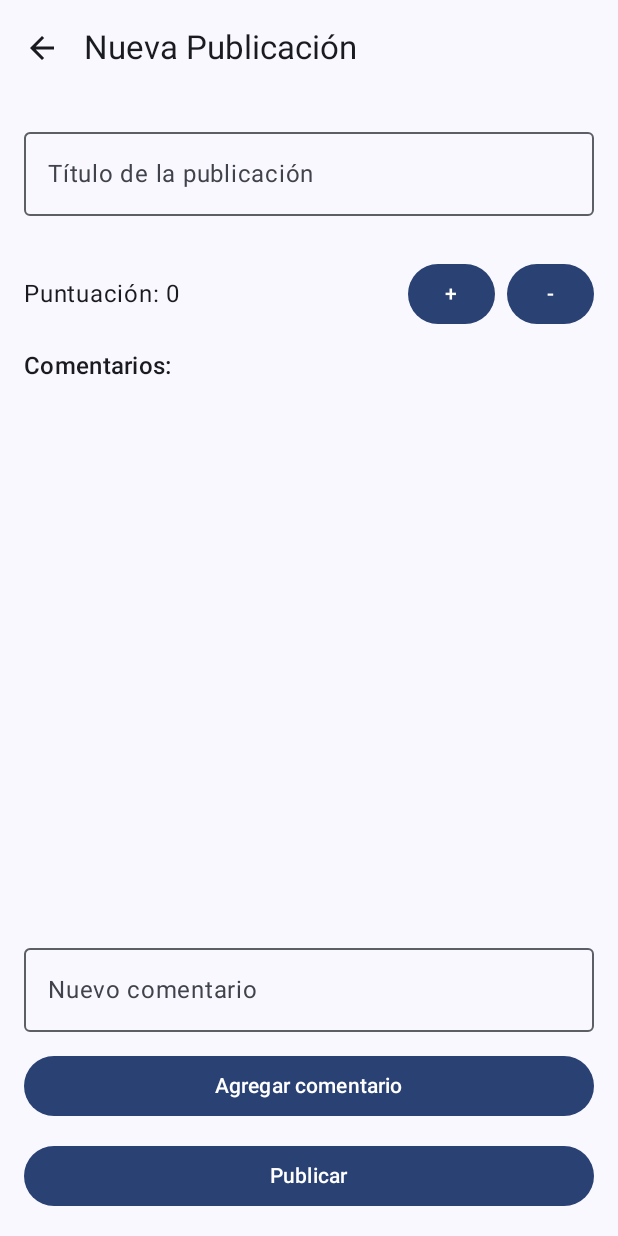
After one commit to AbelolDev/Trabajo_Mobile_Grupo02, an Android app built with Jetpack Compose: the PublicacionesCrearScreen screen opened through its navigation route, on a phone screen of 412 x 824 dp. The commit adds this screen. Run offline under Robolectric (Android 15) with nearby library versions, the phone set to English and light mode, and no system bars.

Commit message:
Implementación objetos Y PublicacionesScreen

```diff
--- a/app/src/main/java/com/example/fororata/model/UsuarioErrores.kt
+++ b/app/src/main/java/com/example/fororata/model/UsuarioErrores.kt
@@ -3,6 +3,5 @@ package com.example.fororata.model
 data class UsuarioErrores(
     val nombre: String? = null,
     val correo: String? = null,
-    val clave: String? = null,
-    val direccion: String? = null
+    val clave: String? = null
 )
--- a/app/src/main/java/com/example/fororata/model/UsuarioUIState.kt
+++ b/app/src/main/java/com/example/fororata/model/UsuarioUIState.kt
@@ -3,8 +3,7 @@ package com.example.fororata.model
 data class UsuarioUiState(
     val nombre: String = "",              // Nombre del usuario
     val correo: String = "",              // Correo electrónico
-    val clave: String = "",               // Contraseña
-    val direccion: String = "",           // Dirección del usuario
+    val clave: String = "",               // Clave del usuario
     val aceptaTerminos: Boolean = false,  // Confirmación de términos
     val errores: UsuarioErrores = UsuarioErrores() // Objeto que contiene los errores por campo
 )
--- a/app/src/main/java/com/example/fororata/navigation/AppNavigation.kt
+++ b/app/src/main/java/com/example/fororata/navigation/AppNavigation.kt
@@ -6,13 +6,18 @@ import androidx.navigation.compose.NavHost
 import androidx.navigation.compose.composable
 import androidx.navigation.compose.rememberNavController
 import com.example.fororata.ui.screen.*
+import com.example.fororata.viewmodel.PublicacionViewModel
 import com.example.fororata.viewmodel.UsuarioViewModel
+import com.example.fororata.ui.screen.PublicacionesCrearScreen
+
 
 @Composable
 fun AppNavigation() {
     val navController = rememberNavController()
 
     val usuarioViewModel: UsuarioViewModel = viewModel()
+
+    val publicacionViewModel: PublicacionViewModel = viewModel()
 
     NavHost(
         navController = navController,
@@ -27,5 +32,11 @@ fun AppNavigation() {
         composable(route = "resumen") {
             ResumenScreen(usuarioViewModel)
         }
+        composable(route = "publicaciones") {
+            PublicacionesScreen(navController, publicacionViewModel)
+        }
+        composable(route = "crear-publicaciones") {
+            PublicacionesCrearScreen(navController, publicacionViewModel)
+        }
     }
 }
--- a/app/src/main/java/com/example/fororata/ui/screen/HomeScreen.kt
+++ b/app/src/main/java/com/example/fororata/ui/screen/HomeScreen.kt
@@ -14,7 +14,8 @@ import com.example.fororata.viewmodel.UsuarioViewModel
 @Composable
 fun HomeScreenContent(
     onNavigateRegistro: (() -> Unit)? = null,
-    onNavigateResumen: (() -> Unit)? = null
+    onNavigateResumen: (() -> Unit)? = null,
+    onNavigatePublicaciones: (() -> Unit)? = null
 ) {
     Column(
         modifier = Modifier
@@ -42,6 +43,15 @@ fun HomeScreenContent(
         ) {
             Text("Ir a Registro")
         }
+
+        Spacer(modifier = Modifier.height(32.dp))
+
+        Button(
+            onClick = { onNavigatePublicaciones?.invoke() },
+            modifier = Modifier.fillMaxWidth()
+        ) {
+            Text("Ir a Publicaciones")
+        }
     }
 }
 
@@ -49,6 +59,7 @@ fun HomeScreenContent(
 fun HomeScreen(navController: NavController, viewModel: UsuarioViewModel) {
     HomeScreenContent(
         onNavigateRegistro = { navController.navigate("registro") },
-        onNavigateResumen = { navController.navigate("resumen") }
+        onNavigateResumen = { navController.navigate("resumen") },
+        onNavigatePublicaciones = { navController.navigate("publicaciones")}
     )
 }
--- /dev/null
+++ b/app/src/main/java/com/example/fororata/ui/screen/PublicacionesCrearScreen.kt
@@ -0,0 +1,145 @@
+package com.example.fororata.ui.screen
+
+import androidx.compose.foundation.layout.*
+import androidx.compose.foundation.lazy.LazyColumn
+import androidx.compose.foundation.lazy.itemsIndexed
+import androidx.compose.material.icons.Icons
+import androidx.compose.material.icons.automirrored.filled.ArrowBack
+import androidx.compose.material3.*
+import androidx.compose.runtime.*
+import androidx.compose.ui.Alignment
+import androidx.compose.ui.Modifier
+import androidx.compose.ui.unit.dp
+import androidx.navigation.NavController
+import com.example.fororata.viewmodel.PublicacionViewModel
+
+@OptIn(ExperimentalMaterial3Api::class)
+@Composable
+fun PublicacionesCrearScreen(
+    navController: NavController,
+    viewModel: PublicacionViewModel
+) {
+    val estado by viewModel.estado.collectAsState()
+    var nuevoComentario by remember { mutableStateOf("") }
+
+    Scaffold(
+        topBar = {
+            TopAppBar(
+                title = { Text("Nueva Publicación") },
+                navigationIcon = {
+                    IconButton(onClick = { navController.navigate("inicio") }) {
+                        Icon(Icons.AutoMirrored.Filled.ArrowBack, contentDescription = "Volver")
+                    }
+                }
+            )
+        }
+    ) { innerPadding ->
+
+        Column(
+            modifier = Modifier
+                .padding(innerPadding)
+                .padding(16.dp)
+                .fillMaxSize(),
+            verticalArrangement = Arrangement.spacedBy(12.dp)
+        ) {
+
+            // 🟩 Campo título
+            OutlinedTextField(
+                value = estado.titulo,
+                onValueChange = viewModel::onTituloChange,
+                label = { Text("Título de la publicación") },
+                isError = estado.errores.titulo != null,
+                supportingText = {
+                    estado.errores.titulo?.let {
+                        Text(it, color = MaterialTheme.colorScheme.error)
+                    }
+                },
+                modifier = Modifier.fillMaxWidth()
+            )
+
+            // 🟩 Estrellas (puntuación general)
+            Row(
+                verticalAlignment = Alignment.CenterVertically,
+                horizontalArrangement = Arrangement.SpaceBetween,
+                modifier = Modifier.fillMaxWidth()
+            ) {
+                Text("Puntuación: ${estado.estrellas}")
+                Row {
+                    Button(onClick = { viewModel.onEstrellasChange(estado.estrellas + 1) }) {
+                        Text("+")
+                    }
+                    Spacer(Modifier.width(8.dp))
+                    Button(
+                        onClick = {
+                            if (estado.estrellas > 0)
+                                viewModel.onEstrellasChange(estado.estrellas - 1)
+                        }
+                    ) {
+                        Text("-")
+                    }
+                }
+            }
+
+            // 🟩 Lista de comentarios existentes
+            Text("Comentarios:", style = MaterialTheme.typography.titleMedium)
+            LazyColumn(
+                verticalArrangement = Arrangement.spacedBy(8.dp),
+                modifier = Modifier.weight(1f)
+            ) {
+                itemsIndexed(estado.comentarios) { index, comentario ->
+                    Card(
+                        modifier = Modifier.fillMaxWidth(),
+                        elevation = CardDefaults.cardElevation(4.dp)
+                    ) {
+                        Column(modifier = Modifier.padding(12.dp)) {
+                            Text(text = comentario.texto.ifBlank { "(Sin texto)" })
+                            Text(
+                                text = "⭐ ${comentario.estrellasComentario}",
+                                style = MaterialTheme.typography.bodySmall
+                            )
+                            comentario.errores.texto?.let {
+                                Text(
+                                    text = it,
+                                    color = MaterialTheme.colorScheme.error,
+                                    style = MaterialTheme.typography.bodySmall
+                                )
+                            }
+                        }
+                    }
+                }
+            }
+
+            // 🟩 Campo para agregar comentario nuevo
+            OutlinedTextField(
+                value = nuevoComentario,
+                onValueChange = { nuevoComentario = it },
+                label = { Text("Nuevo comentario") },
+                modifier = Modifier.fillMaxWidth()
+            )
+            Button(
+                onClick = {
+                    if (nuevoComentario.isNotBlank()) {
+                        viewModel.agregarComentario(nuevoComentario)
+                        nuevoComentario = ""
+                    }
+                },
+                modifier = Modifier.fillMaxWidth()
+            ) {
+                Text("Agregar comentario")
+            }
+
+            // 🟩 Botón de publicación final
+            Button(
+                onClick = {
+                    if (viewModel.validarPublicacion()) {
+                        // Acción si todo está correcto
+                        navController.navigate("resumen")
+                    }
+                },
+                modifier = Modifier.fillMaxWidth()
+            ) {
+                Text("Publicar")
+            }
+        }
+    }
+}
--- a/app/src/main/java/com/example/fororata/ui/screen/ResumenScreen.kt
+++ b/app/src/main/java/com/example/fororata/ui/screen/ResumenScreen.kt
@@ -19,7 +19,6 @@ fun ResumenScreen(viewModel: UsuarioViewModel) {
         Text(text = "Resumen del Registro", style = MaterialTheme.typography.headlineMedium)
         Text(text = "Nombre: ${estado.nombre}")
         Text(text = "Correo: ${estado.correo}")
-        Text(text = "Dirección: ${estado.direccion}")
         Text(text = "Contraseña: ${"*".repeat(n = estado.clave.length)}")
         Text(text = "Términos: ${if (estado.aceptaTerminos) "Aceptados" else "No aceptados"}")
     }
```
Also changed, not shown: app/src/main/java/com/example/fororata/navigation/NavigationBar.kt (deleted, +0 -43 lines), app/src/main/java/com/example/fororata/ui/screen/PublicacionesScreen.kt (+111 -2 lines), app/src/main/java/com/example/fororata/ui/screen/RegistroScreen.kt (+0 -14 lines), app/src/main/java/com/example/fororata/viewmodel/UsuarioViewModel.kt (+2 -9 lines).
